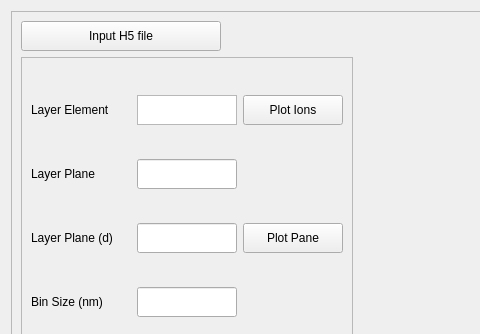
This is UI/Ui_MonoLayer.ui in arjun-bala-krishnan/APT_Project as Qt 5 draws it before an edit; both pictures show x 0 to 480 and y 0 to 334 of the 938 by 733 pixel window. The edited form follows.
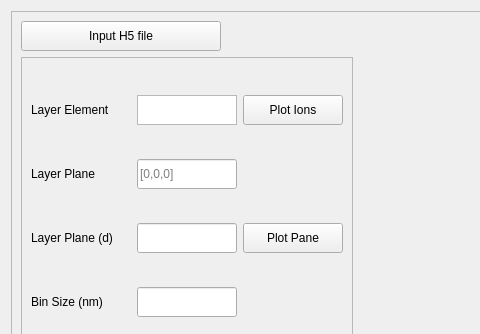
This is the edited form.

Diff of the .ui file:
```diff
--- a/UI/Ui_MonoLayer.ui
+++ b/UI/Ui_MonoLayer.ui
@@ -58,6 +58,12 @@
              <height>30</height>
             </size>
            </property>
+           <property name="toolTip">
+            <string>Enter the miller indices of plane</string>
+           </property>
+           <property name="placeholderText">
+            <string>[0,0,0]</string>
+           </property>
           </widget>
          </item>
          <item row="1" column="0">
```
Left out of the diff: 48 changed lines with no effect on the pictures.
